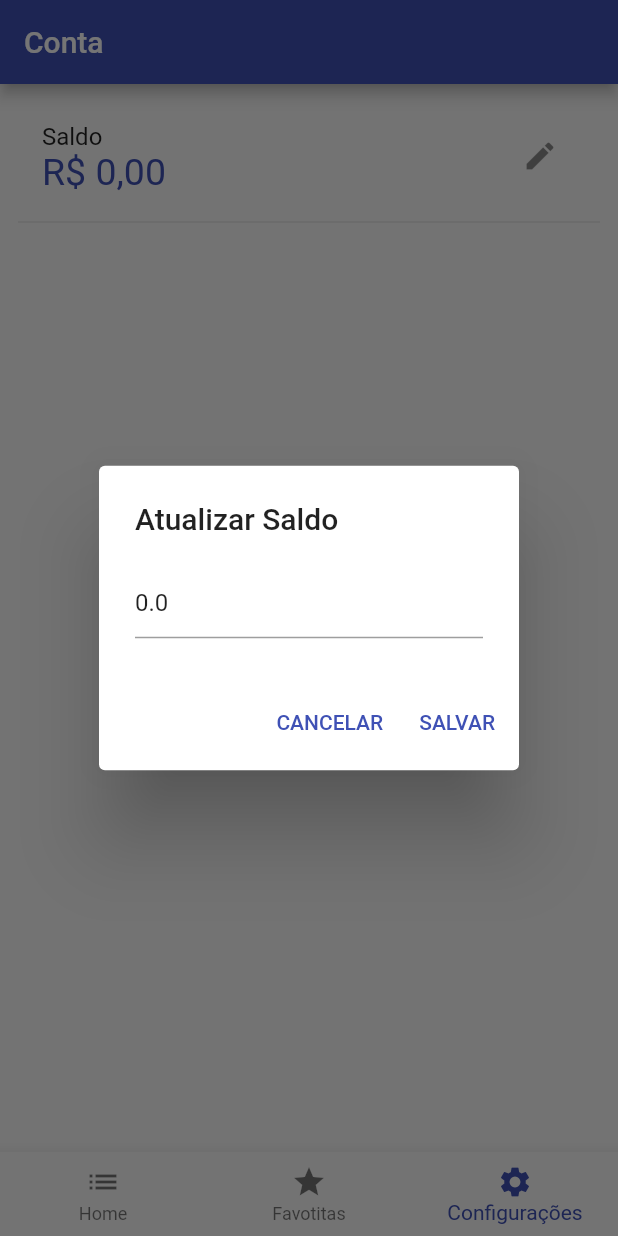
After one commit to joaovitorcf97/cryptocurrencies, a Flutter app: the screen it shows after launch, item 3 of the bottom bar chosen, after a tap on the "edit" icon, on a phone screen of 412 x 824 dp. The commit adds this screen. Run offline on Flutter 3.47's test engine with Material 2 defaults, Android fonts, the phone set to English and light mode, and no system bars; our stand-ins replace hive, shared_preferences, sqflite; accounts and stored records are empty; statements that could not run were skipped.

Commit message:
Usando SQLite

```diff
--- a/lib/adapters/moeda_hive_adapter.dart
+++ b/lib/adapters/moeda_hive_adapter.dart
@@ -1,4 +1,4 @@
-import 'package:cryptocurrencies/modules/moeda.dart';
+import 'package:cryptocurrencies/models/moeda.dart';
 import 'package:hive/hive.dart';
 
 class MoedaHiveAdapter extends TypeAdapter<Moeda> {
--- /dev/null
+++ b/lib/database/db.dart
@@ -0,0 +1,58 @@
+import 'package:sqflite/sqflite.dart';
+import 'package:path/path.dart';
+
+class DB {
+  DB._();
+
+  static final DB instance = DB._();
+
+  static Database? _database;
+
+  get database async {
+    if (_database != null) return _database;
+
+    return await _initDataba();
+  }
+
+  _initDataba() async {
+    return await openDatabase(
+      join(await getDatabasesPath(), 'cripto.db'),
+      version: 1,
+      onCreate: _onCreate,
+    );
+  }
+
+  _onCreate(db, version) async {
+    await db.execute(_conta);
+    await db.execute(_carteira);
+    await db.execute(_historico);
+    await db.insert('conta', {'saldo': 0});
+  }
+
+  String get _conta => '''
+    CREATE TABLE conta (
+      id INTEGER PRIMARY KEY AUTOINCREMENT,
+      saldo REAL
+    );
+  ''';
+
+  String get _carteira => '''
+    CREATE TABLE carteira (
+      sigla TEXT PRIMARY KEY,
+      moeda TEXT,
+      quantidade TEXT
+    );
+  ''';
+
+  String get _historico => '''
+    CREATE TABLE historico (
+      id INTEGER PRIMARY KEY AUTOINCREMENT,
+      data_operacao INT,
+      tipo_operacao TEXT,
+      moeda TEXT,
+      sigla TEXT,
+      valor REAL,
+      quantidade TEXT
+    );
+  ''';
+}
--- a/lib/main.dart
+++ b/lib/main.dart
@@ -1,4 +1,5 @@
 import 'package:cryptocurrencies/configs/app_settings.dart';
+import 'package:cryptocurrencies/repositories/conta_repository.dart';
 import 'package:cryptocurrencies/repositories/favotiras_repository.dart';
 import 'package:flutter/material.dart';
 import 'configs/hive_config.dart';
@@ -12,6 +13,7 @@ void main() async {
   runApp(
     MultiProvider(
       providers: [
+        ChangeNotifierProvider(create: (context) => ContaRepository()),
         ChangeNotifierProvider(create: (context) => AppSettings()),
         ChangeNotifierProvider(create: (context) => FavoritasRepository()),
       ],
--- /dev/null
+++ b/lib/models/posicao.dart
@@ -0,0 +1,11 @@
+import 'package:cryptocurrencies/models/moeda.dart';
+
+class Posicao {
+  Moeda moeda;
+  double quantidade;
+
+  Posicao({
+    required this.moeda,
+    required this.quantidade,
+  });
+}
--- /dev/null
+++ b/lib/pages/configuracoes_page.dart
@@ -0,0 +1,93 @@
+import 'package:cryptocurrencies/configs/app_settings.dart';
+import 'package:cryptocurrencies/repositories/conta_repository.dart';
+import 'package:flutter/material.dart';
+import 'package:provider/provider.dart';
+import 'package:flutter/services.dart';
+import 'package:intl/intl.dart';
+
+class ConfiguracoesPage extends StatefulWidget {
+  const ConfiguracoesPage({Key? key}) : super(key: key);
+
+  @override
+  _ConfiguracoesPageState createState() => _ConfiguracoesPageState();
+}
+
+class _ConfiguracoesPageState extends State<ConfiguracoesPage> {
+  @override
+  Widget build(BuildContext context) {
+    final conta = context.watch<ContaRepository>();
+    final loc = context.watch<AppSettings>().locale;
+    NumberFormat real = NumberFormat.currency(
+      locale: loc['locale'],
+      name: loc['name'],
+    );
+
+    updateSaldo() async {
+      final form = GlobalKey<FormState>();
+      final valor = TextEditingController();
+      final conta = context.read<ContaRepository>();
+
+      valor.text = conta.saldo.toString();
+
+      AlertDialog dialog = AlertDialog(
+        title: Text('Atualizar Saldo'),
+        content: Form(
+          key: form,
+          child: TextFormField(
+            controller: valor,
+            keyboardType: TextInputType.number,
+            inputFormatters: [
+              FilteringTextInputFormatter.allow(RegExp(r'^\d+\.?\d*')),
+            ],
+            validator: (value) {
+              if (value!.isEmpty) return 'Informe o valor do saldo';
+              return null;
+            },
+          ),
+        ),
+        actions: [
+          TextButton(
+            onPressed: () => Navigator.pop(context),
+            child: Text('CANCELAR'),
+          ),
+          TextButton(
+            onPressed: () {
+              if (form.currentState!.validate()) {
+                conta.setSaldo(double.parse(valor.text));
+                Navigator.pop(context);
+              }
+            },
+            child: Text('SALVAR'),
+          )
+        ],
+      );
+
+      showDialog(context: context, builder: (context) => dialog);
+    }
+
+    return Scaffold(
+      appBar: AppBar(
+        title: Text('Conta'),
+      ),
+      body: Padding(
+        padding: EdgeInsets.all(12),
+        child: Column(
+          children: [
+            ListTile(
+              title: Text('Saldo'),
+              subtitle: Text(
+                real.format(conta.saldo),
+                style: TextStyle(fontSize: 25, color: Colors.indigo),
+              ),
+              trailing: IconButton(
+                onPressed: updateSaldo,
+                icon: Icon(Icons.edit),
+              ),
+            ),
+            Divider(),
+          ],
+        ),
+      ),
+    );
+  }
+}
--- a/lib/pages/home_page.dart
+++ b/lib/pages/home_page.dart
@@ -1,3 +1,4 @@
+import 'configuracoes_page.dart';
 import 'favoritas_page.dart';
 import 'moedas_page.dart';
 import 'package:flutter/material.dart';
@@ -33,6 +34,7 @@ class _HomePageState extends State<HomePage> {
         children: [
           MoedasPage(),
           FavoritasPage(),
+          ConfiguracoesPage(),
         ],
         onPageChanged: setPaginaAtual,
       ),
@@ -46,6 +48,10 @@ class _HomePageState extends State<HomePage> {
           BottomNavigationBarItem(
             icon: Icon(Icons.star),
             label: 'Favotitas',
+          ),
+          BottomNavigationBarItem(
+            icon: Icon(Icons.settings),
+            label: 'Configurações',
           )
         ],
         onTap: (pagina) {
--- a/lib/pages/moedas_detalhes_page.dart
+++ b/lib/pages/moedas_detalhes_page.dart
@@ -1,4 +1,4 @@
-import 'package:cryptocurrencies/modules/moeda.dart';
+import 'package:cryptocurrencies/models/moeda.dart';
 import 'package:flutter/material.dart';
 import 'package:flutter/services.dart';
 import 'package:intl/intl.dart';
--- a/lib/pages/moedas_page.dart
+++ b/lib/pages/moedas_page.dart
@@ -1,5 +1,5 @@
 import 'package:cryptocurrencies/configs/app_settings.dart';
-import 'package:cryptocurrencies/modules/moeda.dart';
+import 'package:cryptocurrencies/models/moeda.dart';
 import 'package:cryptocurrencies/pages/moedas_detalhes_page.dart';
 import 'package:cryptocurrencies/repositories/favotiras_repository.dart';
 import 'package:cryptocurrencies/repositories/moeda_repository.dart';
--- /dev/null
+++ b/lib/repositories/conta_repository.dart
@@ -0,0 +1,38 @@
+import 'package:cryptocurrencies/database/db.dart';
+import 'package:cryptocurrencies/models/posicao.dart';
+import 'package:flutter/material.dart';
+import 'package:sqflite/sqflite.dart';
+
+class ContaRepository extends ChangeNotifier {
+  late Database db;
+  List<Posicao> _carteira = [];
+  double _saldo = 0;
+
+  get saldo => _saldo;
+  List<Posicao> get carteira => _carteira;
+
+  ContaRepository() {
+    _initRepository();
+  }
+
+  _initRepository() async {
+    await _getSaldo();
+  }
+
+  _getSaldo() async {
+    db = await DB.instance.database;
+    List conta = await db.query('conta', limit: 1);
+    _saldo = conta.first['saldo'];
+    notifyListeners();
+  }
+
+  setSaldo(double valor) async {
+    db = await DB.instance.database;
+    db.update('conta', {
+      'saldo': valor,
+    });
+    _saldo = valor;
+
+    notifyListeners();
+  }
+}
--- a/lib/repositories/favotiras_repository.dart
+++ b/lib/repositories/favotiras_repository.dart
@@ -1,6 +1,6 @@
 import 'dart:collection';
 import 'package:cryptocurrencies/adapters/moeda_hive_adapter.dart';
-import 'package:cryptocurrencies/modules/moeda.dart';
+import 'package:cryptocurrencies/models/moeda.dart';
 import 'package:flutter/material.dart';
 import 'package:hive/hive.dart';
 
--- a/lib/repositories/moeda_repository.dart
+++ b/lib/repositories/moeda_repository.dart
@@ -1,4 +1,4 @@
-import 'package:cryptocurrencies/modules/moeda.dart';
+import 'package:cryptocurrencies/models/moeda.dart';
 
 class MoedaRepository {
   static List<Moeda> tabela = [
--- a/lib/widgets/moeda_card.dart
+++ b/lib/widgets/moeda_card.dart
@@ -1,4 +1,4 @@
-import 'package:cryptocurrencies/modules/moeda.dart';
+import 'package:cryptocurrencies/models/moeda.dart';
 import 'package:cryptocurrencies/pages/moedas_detalhes_page.dart';
 import 'package:cryptocurrencies/repositories/favotiras_repository.dart';
 import 'package:flutter/material.dart';
--- a/pubspec.yaml
+++ b/pubspec.yaml
@@ -23,6 +23,7 @@ dev_dependencies:
   hive: ^2.0.4
   hive_flutter: ^1.1.0
   path_provider: ^2.0.2
+  sqflite: ^2.0.0+4
 
 flutter:
   uses-material-design: true
```
Also changed, not shown: lib/models/moeda.dart (renamed from lib/modules/moeda.dart), pubspec.lock.
